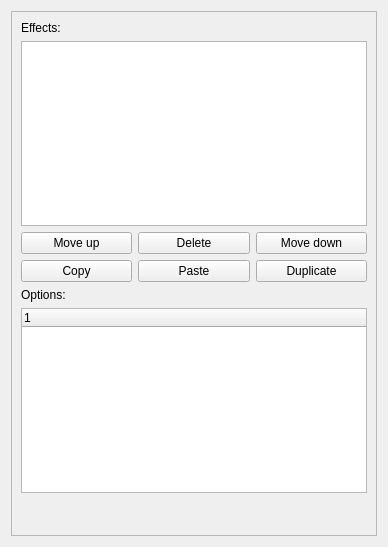
timofey260/RWE-Sharp, file ui/uifiles/editors/effects.ui: the form before one commit.
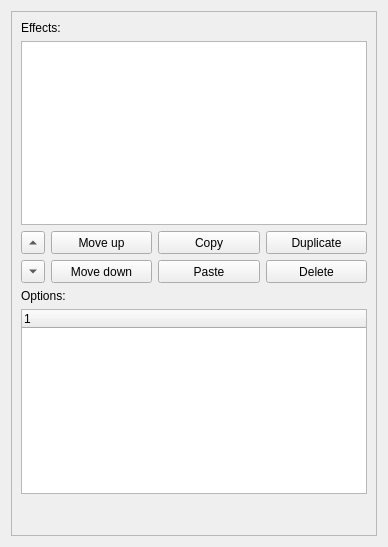
The form after the commit.

Diff of the .ui file:
```diff
--- a/ui/uifiles/editors/effects.ui
+++ b/ui/uifiles/editors/effects.ui
@@ -43,66 +43,19 @@
          </property>
          <column>
           <property name="text">
-           <string notr="true">1</string>
+           <string notr="true">Index</string>
+          </property>
+         </column>
+         <column>
+          <property name="text">
+           <string>Name</string>
           </property>
          </column>
         </widget>
        </item>
        <item>
         <layout class="QGridLayout" name="gridLayout_5">
-         <item row="1" column="2">
-          <widget class="QPushButton" name="MoveDown">
-           <property name="sizePolicy">
-            <sizepolicy hsizetype="Preferred" vsizetype="Preferred">
-             <horstretch>0</horstretch>
-             <verstretch>0</verstretch>
-            </sizepolicy>
-           </property>
-           <property name="text">
-            <string>Move down</string>
-           </property>
-          </widget>
-         </item>
-         <item row="1" column="0">
-          <widget class="QPushButton" name="MoveUp">
-           <property name="sizePolicy">
-            <sizepolicy hsizetype="Preferred" vsizetype="Preferred">
-             <horstretch>0</horstretch>
-             <verstretch>0</verstretch>
-            </sizepolicy>
-           </property>
-           <property name="text">
-            <string>Move up</string>
-           </property>
-          </widget>
-         </item>
-         <item row="1" column="1">
-          <widget class="QPushButton" name="DeleteEffect">
-           <property name="sizePolicy">
-            <sizepolicy hsizetype="Preferred" vsizetype="Preferred">
-             <horstretch>0</horstretch>
-             <verstretch>0</verstretch>
-            </sizepolicy>
-           </property>
-           <property name="text">
-            <string>Delete</string>
-           </property>
-          </widget>
-         </item>
          <item row="2" column="2">
-          <widget class="QPushButton" name="DuplicateEffect">
-           <property name="sizePolicy">
-            <sizepolicy hsizetype="Preferred" vsizetype="Preferred">
-             <horstretch>0</horstretch>
-             <verstretch>0</verstretch>
-            </sizepolicy>
-           </property>
-           <property name="text">
-            <string>Duplicate</string>
-           </property>
-          </widget>
-         </item>
-         <item row="2" column="1">
           <widget class="QPushButton" name="PasteEffect">
            <property name="sizePolicy">
             <sizepolicy hsizetype="Preferred" vsizetype="Preferred">
@@ -115,7 +68,53 @@
            </property>
           </widget>
          </item>
+         <item row="1" column="0">
+          <widget class="QToolButton" name="Up">
+           <property name="text">
+            <string>...</string>
+           </property>
+           <property name="arrowType">
+            <enum>Qt::ArrowType::UpArrow</enum>
+           </property>
+          </widget>
+         </item>
+         <item row="1" column="1">
+          <widget class="QPushButton" name="MoveUp">
+           <property name="sizePolicy">
+            <sizepolicy hsizetype="Preferred" vsizetype="Preferred">
+             <horstretch>0</horstretch>
+             <verstretch>0</verstretch>
+            </sizepolicy>
+           </property>
+           <property name="text">
+            <string>Move up</string>
+           </property>
+          </widget>
+         </item>
          <item row="2" column="0">
+          <widget class="QToolButton" name="Down">
+           <property name="text">
+            <string>...</string>
+           </property>
+           <property name="arrowType">
+            <enum>Qt::ArrowType::DownArrow</enum>
+           </property>
+          </widget>
+         </item>
+         <item row="2" column="1">
+          <widget class="QPushButton" name="MoveDown">
+           <property name="sizePolicy">
+            <sizepolicy hsizetype="Preferred" vsizetype="Preferred">
+             <horstretch>0</horstretch>
+             <verstretch>0</verstretch>
+            </sizepolicy>
+           </property>
+           <property name="text">
+            <string>Move down</string>
+           </property>
+          </widget>
+         </item>
+         <item row="1" column="2">
           <widget class="QPushButton" name="CopyEffect">
            <property name="sizePolicy">
             <sizepolicy hsizetype="Preferred" vsizetype="Preferred">
@@ -128,6 +127,32 @@
            </property>
           </widget>
          </item>
+         <item row="1" column="3">
+          <widget class="QPushButton" name="DuplicateEffect">
+           <property name="sizePolicy">
+            <sizepolicy hsizetype="Preferred" vsizetype="Preferred">
+             <horstretch>0</horstretch>
+             <verstretch>0</verstretch>
+            </sizepolicy>
+           </property>
+           <property name="text">
+            <string>Duplicate</string>
+           </property>
+          </widget>
+         </item>
+         <item row="2" column="3">
+          <widget class="QPushButton" name="DeleteEffect">
+           <property name="sizePolicy">
+            <sizepolicy hsizetype="Preferred" vsizetype="Preferred">
+             <horstretch>0</horstretch>
+             <verstretch>0</verstretch>
+            </sizepolicy>
+           </property>
+           <property name="text">
+            <string>Delete</string>
+           </property>
+          </widget>
+         </item>
         </layout>
        </item>
        <item>
```
